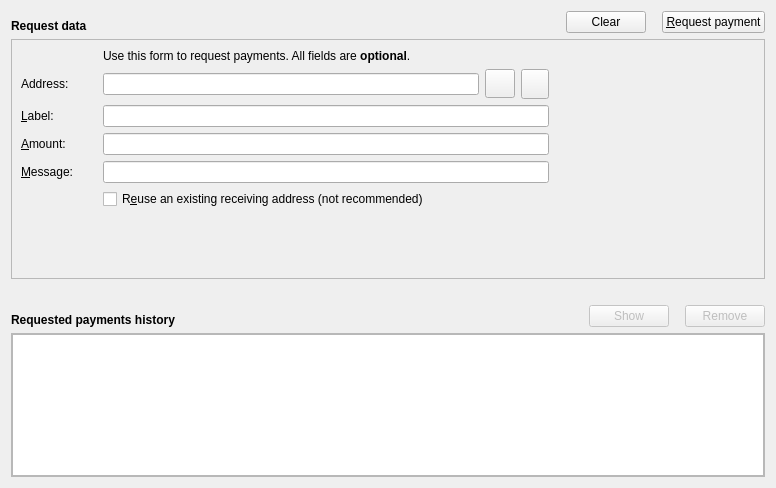
Before: the Qt Designer form src/qt/forms/receivecoinsdialog.ui in vipstar-dev/HTMLCOIN, drawn with Qt 5.
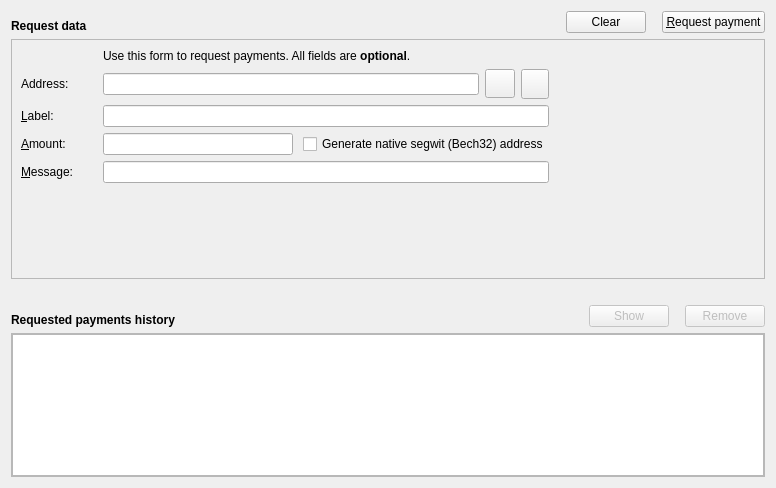
After: the same form once the commit is applied. Icons and pictures are not drawn. Custom widgets are drawn as their Qt base class.

Patch:
```diff
--- a/src/qt/forms/receivecoinsdialog.ui
+++ b/src/qt/forms/receivecoinsdialog.ui
@@ -199,16 +199,6 @@
           </property>
          </widget>
         </item>
-        <item row="7" column="2">
-         <widget class="QCheckBox" name="reuseAddress">
-          <property name="toolTip">
-           <string>Reuse one of the previously used receiving addresses. Reusing addresses has security and privacy issues. Do not use this unless re-generating a payment request made before.</string>
-          </property>
-          <property name="text">
-           <string>R&amp;euse an existing receiving address (not recommended)</string>
-          </property>
-         </widget>
-        </item>
         <item row="4" column="2">
          <widget class="QLineEdit" name="reqLabel">
           <property name="toolTip">
@@ -244,7 +234,18 @@
          </widget>
         </item>
         <item row="5" column="2">
+         <layout class="QHBoxLayout" name="horizontalLayout_5">
+          <property name="spacing">
+           <number>10</number>
+          </property>
+          <item>
          <widget class="BitcoinAmountField" name="reqAmount">
+            <property name="sizePolicy">
+             <sizepolicy hsizetype="Expanding" vsizetype="Fixed">
+              <horstretch>0</horstretch>
+              <verstretch>0</verstretch>
+             </sizepolicy>
+            </property>
           <property name="minimumSize">
            <size>
             <width>80</width>
@@ -256,7 +257,34 @@
           </property>
          </widget>
         </item>
-        <item row="8" column="0" colspan="3">
+          <item>
+           <widget class="QCheckBox" name="useBech32">
+            <property name="sizePolicy">
+             <sizepolicy hsizetype="Fixed" vsizetype="Fixed">
+              <horstretch>0</horstretch>
+              <verstretch>0</verstretch>
+             </sizepolicy>
+            </property>
+            <property name="maximumSize">
+             <size>
+              <width>1000</width>
+              <height>16777215</height>
+             </size>
+            </property>
+            <property name="focusPolicy">
+             <enum>Qt::StrongFocus</enum>
+            </property>
+            <property name="toolTip">
+             <string>Native segwit addresses (aka Bech32 or BIP-173) reduce your transaction fees later on and offer better protection against typos, but old wallets don't support them. When unchecked, an address compatible with older wallets will be created instead.</string>
+            </property>
+            <property name="text">
+             <string>Generate native segwit (Bech32) address</string>
+            </property>
+           </widget>
+          </item>
+         </layout>
+        </item>
+        <item row="7" column="0" colspan="3">
          <spacer name="verticalSpacer">
           <property name="orientation">
            <enum>Qt::Vertical</enum>
```
Left out of the diff: 11 changed lines with no effect on the pictures. Lines whose indentation alone changed are shown as unchanged.
